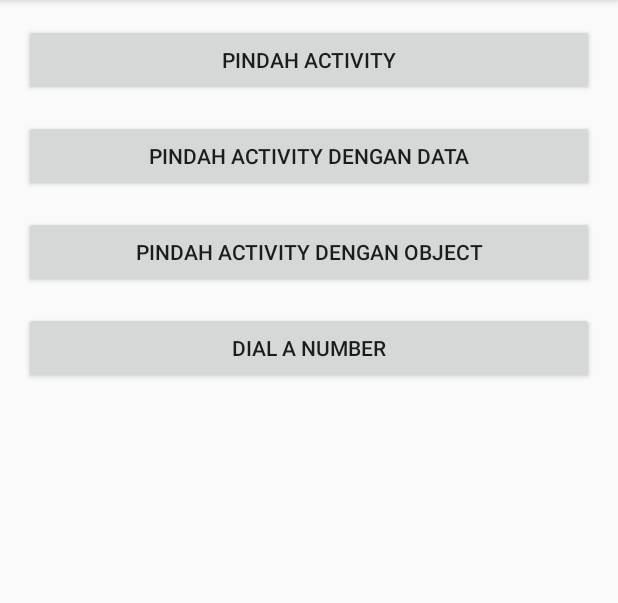
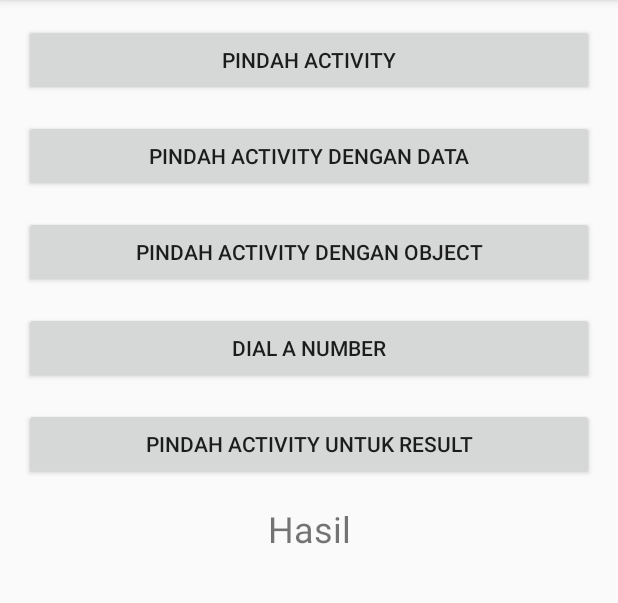
Before and after one commit to badikirwan/MyIntentApp, an Android app: the screen it shows after launch (MainActivity), on a phone screen of 412 x 824 dp, the part 84-687 px from its top. Run offline under Robolectric (Android 15) with nearby library versions, the phone set to English and light mode, and no system bars.

Commit message:
Initial commit

```diff
--- a/app/src/main/java/com/badikirwan/dicoding/myintentapp/MainActivity.java
+++ b/app/src/main/java/com/badikirwan/dicoding/myintentapp/MainActivity.java
@@ -6,6 +6,7 @@ import android.support.v7.app.AppCompatActivity;
 import android.os.Bundle;
 import android.view.View;
 import android.widget.Button;
+import android.widget.TextView;
 
 public class MainActivity extends AppCompatActivity implements View.OnClickListener {
 
@@ -13,6 +14,9 @@ public class MainActivity extends AppCompatActivity implements View.OnClickListe
     private Button btnMoveWithDataActivity;
     private Button btnMoveWithObject;
     private Button btnDialPhone;
+    private Button btnMoveForResult;
+    private TextView tvResult;
+    private int REQUEST_CODE = 100;
 
     @Override
     protected void onCreate(Bundle savedInstanceState) {
@@ -29,6 +33,10 @@ public class MainActivity extends AppCompatActivity implements View.OnClickListe
 
         btnDialPhone = (Button) findViewById(R.id.btn_dial_number);
         btnDialPhone.setOnClickListener(this);
+
+        btnMoveForResult = (Button) findViewById(R.id.btn_move_for_result);
+        btnMoveForResult.setOnClickListener(this);
+        tvResult = (TextView) findViewById(R.id.tv_result);
 
     }
 
@@ -61,7 +69,22 @@ public class MainActivity extends AppCompatActivity implements View.OnClickListe
                 Intent dialPhoneIntent = new Intent(Intent.ACTION_DIAL, Uri.parse("tel:"+ phoneNumber));
                 startActivity(dialPhoneIntent);
                 break;
+            case R.id.btn_move_for_result:
+                Intent moveForResultIntent = new Intent(MainActivity.this, MoveForResultActivity.class);
+                startActivityForResult(moveForResultIntent, REQUEST_CODE);
+                break;
         }
 
     }
+
+    @Override
+    protected void onActivityResult(int requestCode, int resultCode, Intent data) {
+        super.onActivityResult(requestCode, resultCode, data);
+        if (requestCode == REQUEST_CODE) {
+            if (resultCode == MoveForResultActivity.RESULT_CODE) {
+                int selectedVAlue = data.getIntExtra(MoveForResultActivity.EXTRA_SELECTED_VALUE, 0);
+                tvResult.setText("Hasil : "+selectedVAlue);
+            }
+        }
+    }
 }
--- a/app/src/main/res/layout/activity_main.xml
+++ b/app/src/main/res/layout/activity_main.xml
@@ -37,5 +37,19 @@
         android:layout_height="wrap_content"
         android:text="@string/dial_a_number"
         android:layout_marginBottom="@dimen/activity_vertical_margin"/>
+    <Button
+        android:id="@+id/btn_move_for_result"
+        android:layout_width="match_parent"
+        android:layout_height="wrap_content"
+        android:text="@string/pindah_activity_untuk_result"
+        android:layout_marginBottom="@dimen/activity_vertical_margin"/>
+
+    <TextView
+        android:id="@+id/tv_result"
+        android:layout_width="match_parent"
+        android:layout_height="wrap_content"
+        android:textSize="24sp"
+        android:gravity="center"
+        android:text="@string/hasil"/>
 
 </LinearLayout>
--- a/app/src/main/res/values/strings.xml
+++ b/app/src/main/res/values/strings.xml
@@ -6,4 +6,10 @@
     <string name="data_received">Data Received</string>
     <string name="dial_a_number">Dial a Number</string>
     <string name="pindah_activity_dengan_object">Pindah Activity dengan Object</string>
+    <string name="_50">50</string>
+    <string name="_100">100</string>
+    <string name="_150">150</string>
+    <string name="_200">200</string>
+    <string name="pindah_activity_untuk_result">Pindah Activity untuk Result</string>
+    <string name="hasil">Hasil</string>
 </resources>
```
Also changed, not shown: app/src/main/java/com/badikirwan/dicoding/myintentapp/MoveForResultActivity.java (added, +53 -0 lines), app/src/main/res/layout/activity_move_for_result.xml (added, +56 -0 lines).
